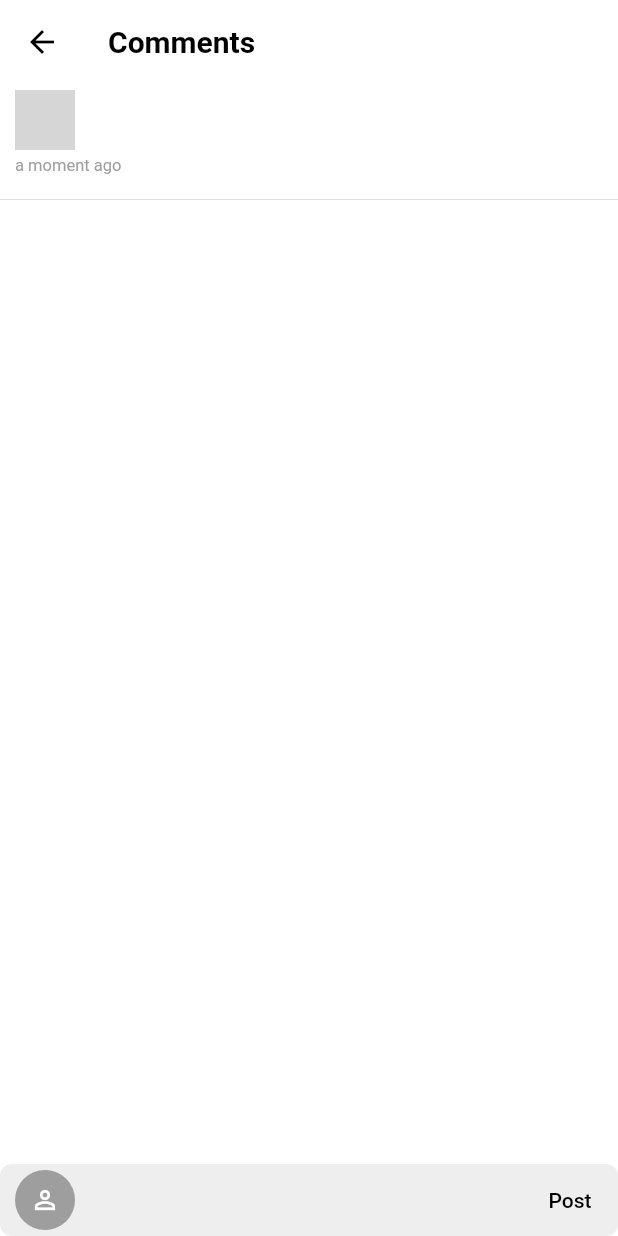
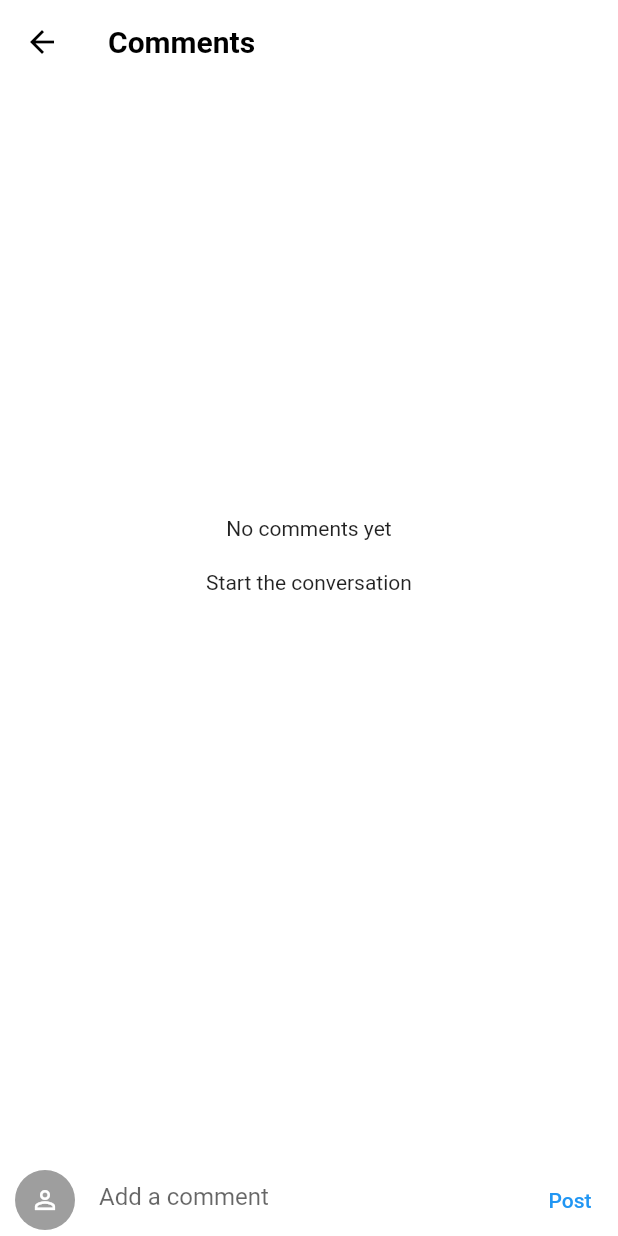
Before and after one commit to OmarAbdelazeem/instagram-clone, a Flutter app: the CommentsScreen screen opened directly with empty values, on a phone screen of 412 x 824 dp. Run offline on Flutter 3.47's test engine with Material 2 defaults, Android fonts, the phone set to English and light mode, and no system bars; our stand-ins replace bloc, cached_network_image, cloud_firestore, firebase_auth, firebase_core, firebase_storage and 6 more; accounts and stored records are empty; grey boxes are pictures that could not be loaded.

Commit message:
Add no comments view and some texts

```diff
--- a/lib/src/res/app_strings.dart
+++ b/lib/src/res/app_strings.dart
@@ -63,4 +63,6 @@ class AppStrings {
   static const error = "Error";
   static const follow = "Follow";
   static const message = "Message";
+  static const noCommentsYet = "No comments yet";
+  static const startTheConversation = "Start the conversation";
 }
--- a/lib/src/ui/screens/comments_screen/comments_screen.dart
+++ b/lib/src/ui/screens/comments_screen/comments_screen.dart
@@ -8,6 +8,7 @@ import 'package:instagramapp/src/res/app_colors.dart';
 import 'package:instagramapp/src/ui/common/app_text_field.dart';
 import 'package:instagramapp/src/ui/common/profile_photo.dart';
 import 'package:instagramapp/src/ui/screens/comments_screen/widgets/comment_view.dart';
+import 'package:instagramapp/src/ui/screens/comments_screen/widgets/no_comments_yet.dart';
 import 'package:uuid/uuid.dart';
 
 import '../../../core/utils/navigation_utils.dart';
@@ -47,6 +48,7 @@ class _CommentsScreenState extends State<CommentsScreen> {
   @override
   void initState() {
     widget.postItemBloc.add(LoadCommentsStarted(widget.post.postId));
+
     // TODO: implement initState
     super.initState();
   }
@@ -56,32 +58,56 @@ class _CommentsScreenState extends State<CommentsScreen> {
     return Scaffold(
       appBar: _buildAppBar(),
       body: Column(
-        crossAxisAlignment: CrossAxisAlignment.start,
+        mainAxisAlignment: MainAxisAlignment.spaceBetween,
         children: <Widget>[
-          _buildPostCaption(),
-          Padding(
-            padding: const EdgeInsets.symmetric(horizontal: 10),
-            child: TimeStampView(widget.post.timestamp),
-          ),
-          SizedBox(
-            height: 8,
-          ),
-          Divider(),
-          SizedBox(
-            height: 8,
-          ),
-          Expanded(child: _buildComments()),
+          BlocBuilder<PostItemBloc, PostItemState>(
+              bloc: widget.postItemBloc,
+              builder: (state, context) {
+                return Expanded(child: widget.post.caption.isNotEmpty &&
+                    widget.postItemBloc.comments.isNotEmpty
+                    ? _buildCaptionWithComments()
+                    : _buildNoCommentsYet());
+              }),
           _buildCommentTextField()
         ],
       ),
     );
   }
 
+  Widget _buildNoCommentsYet() {
+    return Column(
+      children: [
+        SizedBox(height: MediaQuery.of(context).size.height * 0.35),
+        NoCommentsYetView(),
+      ],
+    );
+  }
+
+  Widget _buildCaptionWithComments() {
+    return Column(
+      crossAxisAlignment: CrossAxisAlignment.start,
+      children: [
+        widget.post.caption.isNotEmpty ? _buildPostCaption() : Container(),
+        widget.post.caption.isNotEmpty
+            ? SizedBox(
+                height: 8,
+              )
+            : Container(),
+        Expanded(child: _buildComments()),
+        Divider(),
+      ],
+    );
+  }
+
   Widget _buildPostCaption() {
-    return InkWell(
+    return Column(
+      crossAxisAlignment: CrossAxisAlignment.start,
+      children: [
+        InkWell(
           onTap: () {
             NavigationUtils.pushScreen(
-            screen: SearchedUserProfileScreen(searchedUserId: widget.post.publisherId),
+                screen: SearchedUserProfileScreen(
+                    searchedUserId: widget.post.publisherId),
                 context: context);
           },
           child: Padding(
@@ -106,6 +132,16 @@ class _CommentsScreenState extends State<CommentsScreen> {
               ],
             ),
           ),
+        ),
+        Padding(
+          padding: const EdgeInsets.symmetric(horizontal: 10),
+          child: TimeStampView(widget.post.timestamp),
+        ),
+        SizedBox(
+          height: 8,
+        ),
+        Divider(),
+      ],
     );
   }
 
@@ -132,13 +168,14 @@ class _CommentsScreenState extends State<CommentsScreen> {
 
   Widget _buildCommentTextField() {
     return AppTextField(
+        fillColor: AppColors.scaffoldBackgroundColor,
+        hintText: AppStrings.addAComment,
         controller: commentController,
         icon: ProfilePhoto(radius: 20),
         suffixIcon: TextButton(
-          child:
-              Text(AppStrings.post, style: TextStyle(color: AppColors.black)),
-          onPressed: onPostButtonTapped),
-    );
+          child: Text(AppStrings.post, style: TextStyle(color: AppColors.blue)),
+          onPressed: onPostButtonTapped,
+        ));
   }
 
   AppBar _buildAppBar() {
--- /dev/null
+++ b/lib/src/ui/screens/comments_screen/widgets/no_comments_yet.dart
@@ -0,0 +1,19 @@
+import 'package:flutter/material.dart';
+
+import '../../../../res/app_strings.dart';
+import '../../../common/app_text.dart';
+
+class NoCommentsYetView extends StatelessWidget {
+  const NoCommentsYetView({Key? key}) : super(key: key);
+
+  @override
+  Widget build(BuildContext context) {
+    return Column(
+      children: [
+        AppText(text: AppStrings.noCommentsYet,),
+        SizedBox(height: 20,),
+        AppText(text: AppStrings.startTheConversation,),
+      ],
+    );
+  }
+}
```
Lines whose indentation alone changed are shown as unchanged.
